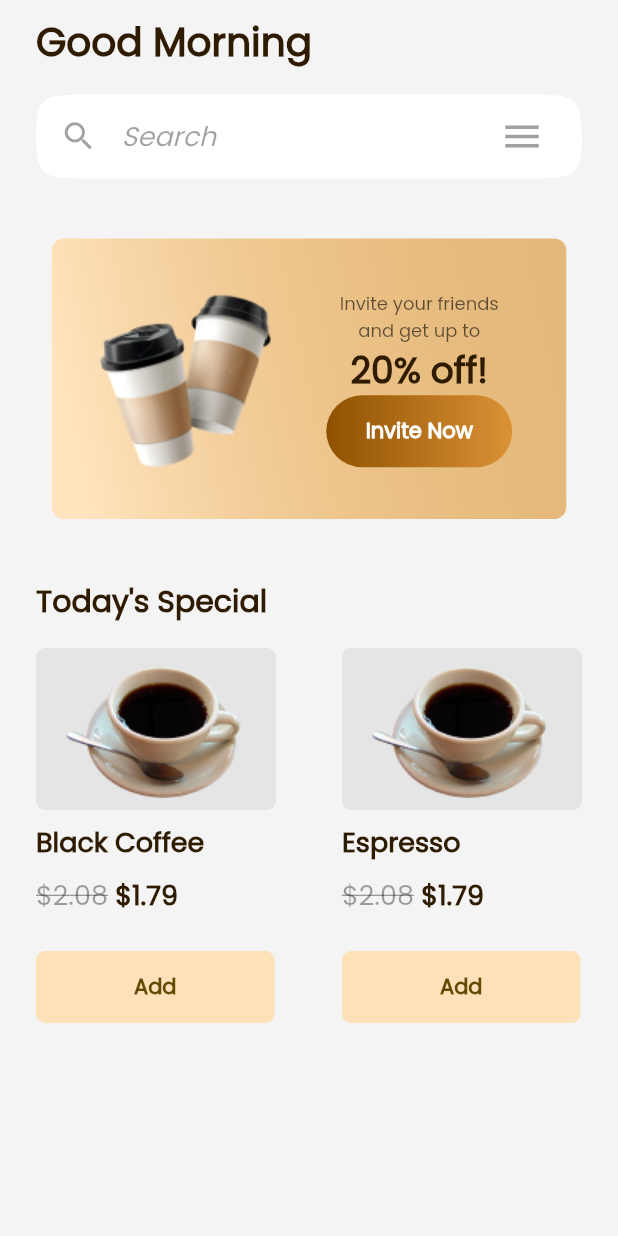
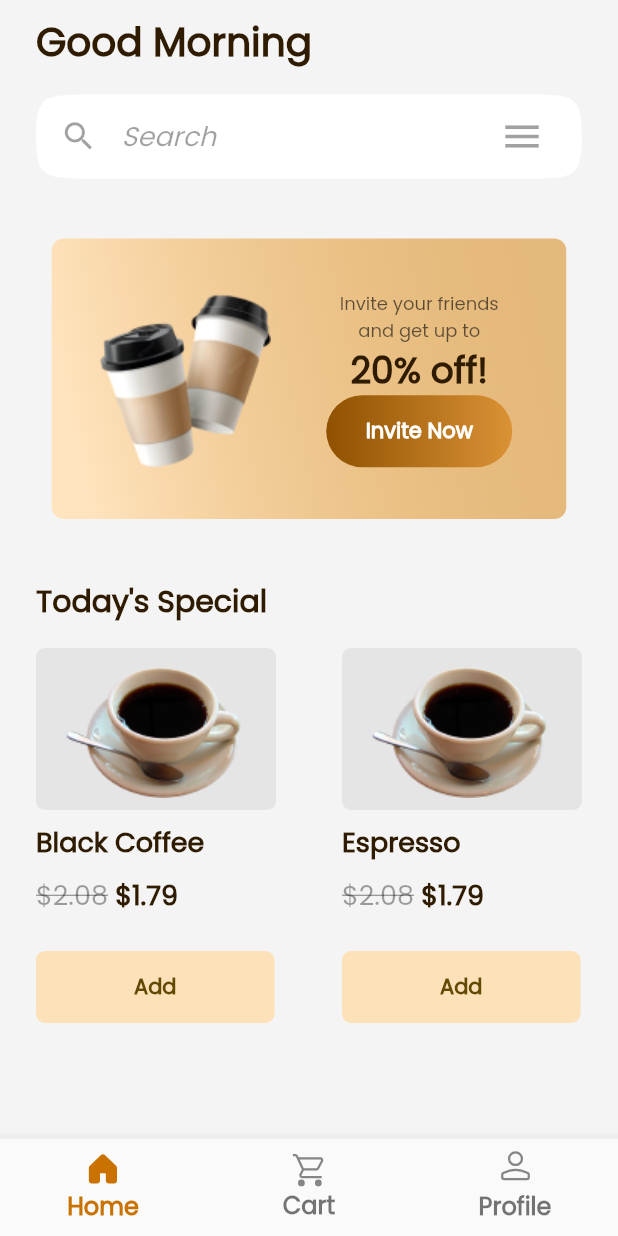
Before and after one commit to skfareeduddin/brewista, a Flutter app: the screen it shows after launch, on a phone screen of 412 x 824 dp. Run offline on Flutter 3.47's test engine with Material 2 defaults, Android fonts, the phone set to English and light mode, and no system bars; our stand-ins replace flutter_svg.

Commit message:
Adding Bottom Navigation Bar.

```diff
--- a/lib/screens/home.dart
+++ b/lib/screens/home.dart
@@ -1,5 +1,6 @@
 import 'package:brewista/models/gradient_button.dart';
 import 'package:flutter/material.dart';
+import 'package:flutter_svg/flutter_svg.dart';
 
 class HomeScreen extends StatefulWidget {
   const HomeScreen({super.key});
@@ -376,6 +377,35 @@ class _HomeScreenState extends State<HomeScreen> {
           ),
         ),
       ),
+      bottomNavigationBar: BottomNavigationBar(
+        items: [
+          BottomNavigationBarItem(
+            icon: SvgPicture.asset('assets/home_icon.svg'),
+            label: 'Home',
+          ),
+          BottomNavigationBarItem(
+            icon: SvgPicture.asset('assets/cart_icon.svg'),
+            label: 'Cart',
+          ),
+          BottomNavigationBarItem(
+            icon: SvgPicture.asset('assets/profile_icon.svg'),
+            label: 'Profile',
+          ),
+        ],
+        selectedLabelStyle: const TextStyle(
+          color: Color(0xFFC97200),
+          fontSize: 16,
+          fontFamily: 'Poppins',
+          fontWeight: FontWeight.w600,
+        ),
+        unselectedLabelStyle: const TextStyle(
+          color: Color(0xFFC97200),
+          fontSize: 16,
+          fontFamily: 'Poppins',
+          fontWeight: FontWeight.w600,
+        ),
+        selectedItemColor: const Color(0xFFC97200),
+      ),
     );
   }
 }
```
Also changed, not shown: assets/cart_icon.svg (added), assets/home_icon.svg (added), assets/profile_icon.svg (added).
